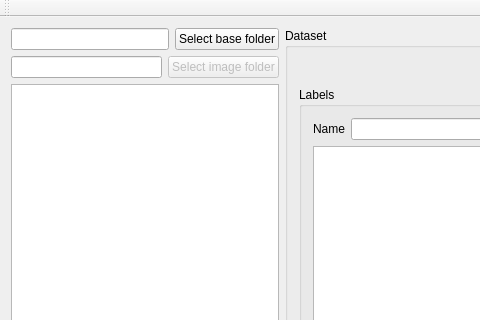
Qt form DatasetTagger/mainwindow.ui (Myzhar/yolo-data-tagger) before a commit; both pictures show x 0 to 480 and y 0 to 320 of the 1192 by 767 pixel window.
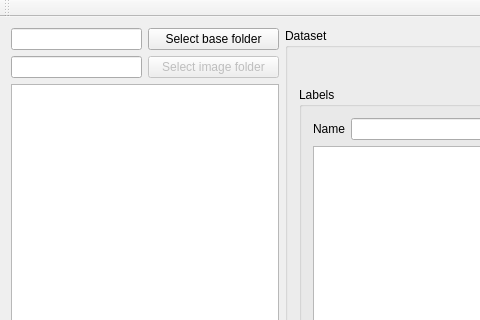
The same form after that commit. Custom widgets are drawn as their Qt base class.

What changed in the file:
```diff
--- a/DatasetTagger/mainwindow.ui
+++ b/DatasetTagger/mainwindow.ui
@@ -14,12 +14,10 @@
    <string>MainWindow</string>
   </property>
   <widget class="QWidget" name="centralWidget">
+   <layout class="QGridLayout" name="gridLayout_6">
+    <item row="0" column="0">
    <layout class="QGridLayout" name="gridLayout">
-    <item row="0" column="0" rowspan="2">
-     <layout class="QVBoxLayout" name="verticalLayout">
-      <item>
-       <layout class="QHBoxLayout" name="horizontalLayout_5">
-        <item>
+      <item row="0" column="0">
          <widget class="QLineEdit" name="lineEdit_base_folder_path">
           <property name="sizePolicy">
            <sizepolicy hsizetype="Preferred" vsizetype="Fixed">
@@ -32,10 +30,10 @@
           </property>
          </widget>
         </item>
-        <item>
+      <item row="0" column="1">
          <widget class="QPushButton" name="pushButton_base_folder">
           <property name="sizePolicy">
-           <sizepolicy hsizetype="Maximum" vsizetype="Fixed">
+         <sizepolicy hsizetype="Preferred" vsizetype="Fixed">
             <horstretch>0</horstretch>
             <verstretch>0</verstretch>
            </sizepolicy>
@@ -45,11 +43,7 @@
           </property>
          </widget>
         </item>
-       </layout>
-      </item>
-      <item>
-       <layout class="QHBoxLayout" name="horizontalLayout">
-        <item>
+      <item row="1" column="0">
          <widget class="QLineEdit" name="lineEdit_img_folder_path">
           <property name="sizePolicy">
            <sizepolicy hsizetype="Preferred" vsizetype="Fixed">
@@ -62,13 +56,13 @@
           </property>
          </widget>
         </item>
-        <item>
+      <item row="1" column="1">
          <widget class="QPushButton" name="pushButton_img_folder">
           <property name="enabled">
            <bool>false</bool>
           </property>
           <property name="sizePolicy">
-           <sizepolicy hsizetype="Maximum" vsizetype="Fixed">
+         <sizepolicy hsizetype="Preferred" vsizetype="Fixed">
             <horstretch>0</horstretch>
             <verstretch>0</verstretch>
            </sizepolicy>
@@ -78,9 +72,7 @@
           </property>
          </widget>
         </item>
-       </layout>
-      </item>
-      <item>
+      <item row="2" column="0" colspan="2">
        <widget class="QListView" name="listView_images">
         <property name="sizePolicy">
          <sizepolicy hsizetype="Preferred" vsizetype="Expanding">
@@ -105,7 +97,7 @@
         </property>
        </widget>
       </item>
-      <item>
+      <item row="3" column="0" colspan="2">
        <layout class="QHBoxLayout" name="horizontalLayout_2">
         <item>
          <spacer name="horizontalSpacer">
@@ -185,7 +177,7 @@
       </item>
      </layout>
     </item>
-    <item row="0" column="1" rowspan="2">
+    <item row="0" column="1">
      <widget class="QGroupBox" name="groupBox">
       <property name="sizePolicy">
        <sizepolicy hsizetype="Expanding" vsizetype="Preferred">
```
Lines whose indentation alone changed are shown as unchanged.
